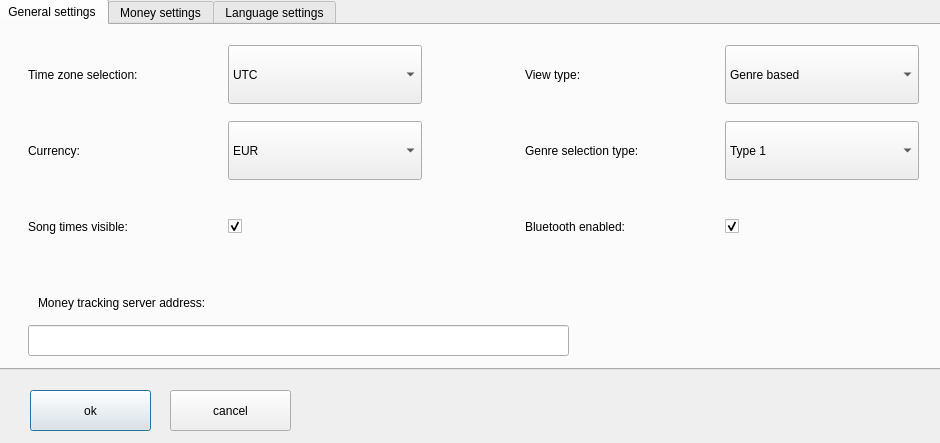
The window that blue-app/ui/ui-design/Settings.ui (matus-u/sz-bluetooth) describes before a commit, drawn with Qt 5.
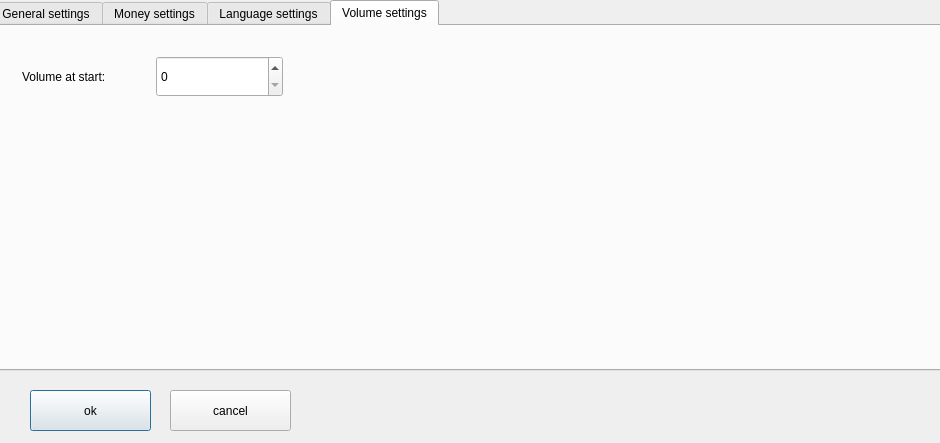
The same window after the commit. The open tabs and pages were chosen to show the change.

Commit message: add volumeAtStart parameter

The edit to the form file:
```diff
--- a/blue-app/ui/ui-design/Settings.ui
+++ b/blue-app/ui/ui-design/Settings.ui
@@ -42,8 +42,8 @@
   <widget class="QTabWidget" name="tabWidget">
    <property name="geometry">
     <rect>
-     <x>-4</x>
-     <y>-1</y>
+     <x>-10</x>
+     <y>0</y>
      <width>951</width>
      <height>371</height>
     </rect>
@@ -655,6 +655,46 @@
      </layout>
     </widget>
    </widget>
+   <widget class="QWidget" name="tab_4">
+    <attribute name="title">
+     <string>Volume settings</string>
+    </attribute>
+    <widget class="QWidget" name="layoutWidget">
+     <property name="geometry">
+      <rect>
+       <x>30</x>
+       <y>30</y>
+       <width>261</width>
+       <height>41</height>
+      </rect>
+     </property>
+     <layout class="QHBoxLayout" name="horizontalLayout_2">
+      <item>
+       <widget class="QLabel" name="label_20">
+        <property name="text">
+         <string>Volume at start:</string>
+        </property>
+       </widget>
+      </item>
+      <item>
+       <widget class="QSpinBox" name="volumeAtStartBox">
+        <property name="sizePolicy">
+         <sizepolicy hsizetype="Minimum" vsizetype="Preferred">
+          <horstretch>0</horstretch>
+          <verstretch>0</verstretch>
+         </sizepolicy>
+        </property>
+        <property name="maximum">
+         <number>100</number>
+        </property>
+        <property name="singleStep">
+         <number>5</number>
+        </property>
+       </widget>
+      </item>
+     </layout>
+    </widget>
+   </widget>
   </widget>
  </widget>
  <resources/>
```
Left out of the diff: 4 changed lines with no effect on the pictures. The commit also changes 9 other files.
